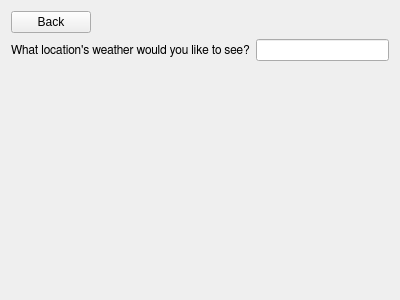
Qt form weatherwindow.ui (steven938/Raspi-Widget) before a commit.
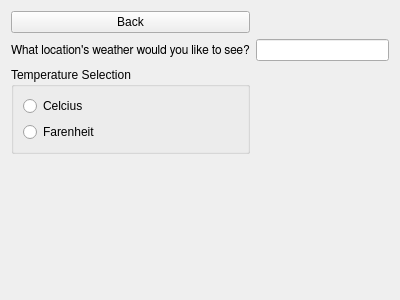
The same form after that commit.

```diff
--- a/weatherwindow.ui
+++ b/weatherwindow.ui
@@ -13,16 +13,7 @@
   <property name="windowTitle">
    <string>Habari | Weather</string>
   </property>
-  <layout class="QFormLayout" name="formLayout">
-   <item row="1" column="1">
-    <widget class="QLineEdit" name="searchBar">
-     <property name="font">
-      <font>
-       <family>FreeSans</family>
-      </font>
-     </property>
-    </widget>
-   </item>
+  <layout class="QGridLayout" name="gridLayout_2">
    <item row="1" column="0">
     <widget class="QLabel" name="label">
      <property name="font">
@@ -35,6 +26,15 @@
      </property>
     </widget>
    </item>
+   <item row="1" column="1">
+    <widget class="QLineEdit" name="searchBar">
+     <property name="font">
+      <font>
+       <family>FreeSans</family>
+      </font>
+     </property>
+    </widget>
+   </item>
    <item row="0" column="0">
     <widget class="QPushButton" name="BackButton">
      <property name="text">
@@ -42,7 +42,54 @@
      </property>
     </widget>
    </item>
+   <item row="2" column="0">
+    <widget class="QGroupBox" name="groupBox">
+     <property name="title">
+      <string>Temperature Selection</string>
+     </property>
+     <layout class="QGridLayout" name="gridLayout">
+      <item row="0" column="0">
+       <widget class="QRadioButton" name="radioButton">
+        <property name="text">
+         <string>Celcius</string>
+        </property>
+       </widget>
+      </item>
+      <item row="1" column="0">
+       <widget class="QRadioButton" name="radioButton_2">
+        <property name="text">
+         <string>Farenheit</string>
+        </property>
+       </widget>
+      </item>
+     </layout>
+    </widget>
+   </item>
+   <item row="3" column="0">
+    <spacer name="verticalSpacer">
+     <property name="orientation">
+      <enum>Qt::Vertical</enum>
+     </property>
+     <property name="sizeHint" stdset="0">
+      <size>
+       <width>20</width>
+       <height>40</height>
+      </size>
+     </property>
+    </spacer>
+   </item>
   </layout>
+  <widget class="QWidget" name="horizontalLayoutWidget">
+   <property name="geometry">
+    <rect>
+     <x>9</x>
+     <y>9</y>
+     <width>16</width>
+     <height>16</height>
+    </rect>
+   </property>
+   <layout class="QHBoxLayout" name="horizontalLayout"/>
+  </widget>
  </widget>
  <resources/>
  <connections/>
```
